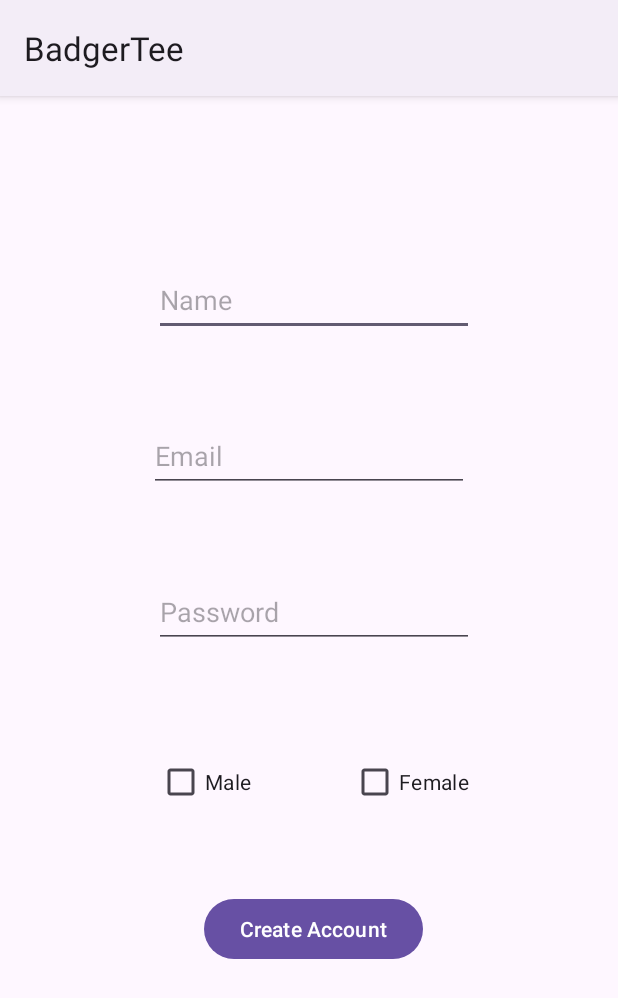
After one commit to knagpal2/BadgerTee, an Android app: the sign_up_page screen opened directly, with no data from a screen before it, on a phone screen of 412 x 824 dp. The commit adds this screen. Shown: the top 998 px of the screen. Run offline under Robolectric (Android 15) with nearby library versions, the phone set to English and light mode, and no system bars.

Commit message:
Added Sign On page and navigation

```diff
--- a/app/src/main/AndroidManifest.xml
+++ b/app/src/main/AndroidManifest.xml
@@ -13,6 +13,9 @@
         android:theme="@style/Theme.BadgerTee"
         tools:targetApi="31">
         <activity
+            android:name=".sign_up_page"
+            android:exported="false" />
+        <activity
             android:name=".start_page"
             android:exported="false" />
         <activity
--- a/app/src/main/java/com/cs407/badgertee/MainActivity.java
+++ b/app/src/main/java/com/cs407/badgertee/MainActivity.java
@@ -2,9 +2,11 @@ package com.cs407.badgertee;
 
 import androidx.appcompat.app.AppCompatActivity;
 
+import android.content.Intent;
 import android.os.Bundle;
 import android.view.Menu;
 import android.view.MenuInflater;
+import android.view.View;
 
 public class MainActivity extends AppCompatActivity {
 
@@ -22,5 +24,12 @@ public class MainActivity extends AppCompatActivity {
         return true;
     }
 
+    public void navSignOn(View view){
+
+        Intent intent = new Intent(this, sign_up_page.class);
+        startActivity(intent);
+
+    }
+
 
 }
--- /dev/null
+++ b/app/src/main/java/com/cs407/badgertee/sign_up_page.java
@@ -0,0 +1,14 @@
+package com.cs407.badgertee;
+
+import androidx.appcompat.app.AppCompatActivity;
+
+import android.os.Bundle;
+
+public class sign_up_page extends AppCompatActivity {
+
+    @Override
+    protected void onCreate(Bundle savedInstanceState) {
+        super.onCreate(savedInstanceState);
+        setContentView(R.layout.activity_sign_up_page);
+    }
+}
--- a/app/src/main/res/layout/activity_main.xml
+++ b/app/src/main/res/layout/activity_main.xml
@@ -51,6 +51,7 @@
         android:layout_marginTop="59dp"
         android:layout_marginEnd="32dp"
         android:text="Sign Up"
+        android:onClick="navSignOn"
         app:layout_constraintEnd_toStartOf="@+id/login"
         app:layout_constraintTop_toBottomOf="@+id/editTextTextPassword" />
 
--- /dev/null
+++ b/app/src/main/res/layout/activity_sign_up_page.xml
@@ -0,0 +1,76 @@
+<?xml version="1.0" encoding="utf-8"?>
+<androidx.constraintlayout.widget.ConstraintLayout xmlns:android="http://schemas.android.com/apk/res/android"
+    xmlns:app="http://schemas.android.com/apk/res-auto"
+    xmlns:tools="http://schemas.android.com/tools"
+    android:layout_width="match_parent"
+    android:layout_height="match_parent"
+    tools:context=".sign_up_page">
+
+    <EditText
+        android:id="@+id/name"
+        android:layout_width="wrap_content"
+        android:layout_height="wrap_content"
+        android:layout_marginStart="3dp"
+        android:layout_marginBottom="56dp"
+        android:ems="10"
+        android:inputType="text"
+        android:minHeight="48dp"
+        android:hint="Name"
+        app:layout_constraintBottom_toTopOf="@+id/email"
+        app:layout_constraintStart_toStartOf="@+id/email" />
+
+    <EditText
+        android:id="@+id/email"
+        android:layout_width="wrap_content"
+        android:layout_height="wrap_content"
+        android:layout_marginTop="216dp"
+        android:ems="10"
+        android:hint="Email"
+        android:inputType="textEmailAddress"
+        android:minHeight="48dp"
+        app:layout_constraintEnd_toEndOf="parent"
+        app:layout_constraintStart_toStartOf="parent"
+        app:layout_constraintTop_toTopOf="parent" />
+
+    <EditText
+        android:id="@+id/password"
+        android:layout_width="wrap_content"
+        android:layout_height="wrap_content"
+        android:layout_marginStart="3dp"
+        android:layout_marginTop="56dp"
+        android:ems="10"
+        android:hint="Password"
+        android:inputType="textPassword"
+        android:minHeight="48dp"
+        app:layout_constraintStart_toStartOf="@+id/email"
+        app:layout_constraintTop_toBottomOf="@+id/email" />
+
+    <CheckBox
+        android:id="@+id/male"
+        android:layout_width="wrap_content"
+        android:layout_height="wrap_content"
+        android:layout_marginTop="65dp"
+        android:layout_marginEnd="66dp"
+        android:text="Male"
+        app:layout_constraintEnd_toStartOf="@+id/female"
+        app:layout_constraintTop_toBottomOf="@+id/password" />
+
+    <CheckBox
+        android:id="@+id/female"
+        android:layout_width="wrap_content"
+        android:layout_height="wrap_content"
+        android:layout_marginEnd="3dp"
+        android:text="Female"
+        app:layout_constraintBaseline_toBaselineOf="@+id/male"
+        app:layout_constraintEnd_toEndOf="@+id/password" />
+
+    <Button
+        android:id="@+id/createAccount"
+        android:layout_width="wrap_content"
+        android:layout_height="wrap_content"
+        android:layout_marginStart="31dp"
+        android:layout_marginTop="50dp"
+        android:text="Create Account"
+        app:layout_constraintStart_toStartOf="@+id/male"
+        app:layout_constraintTop_toBottomOf="@+id/female" />
+</androidx.constraintlayout.widget.ConstraintLayout>
```
